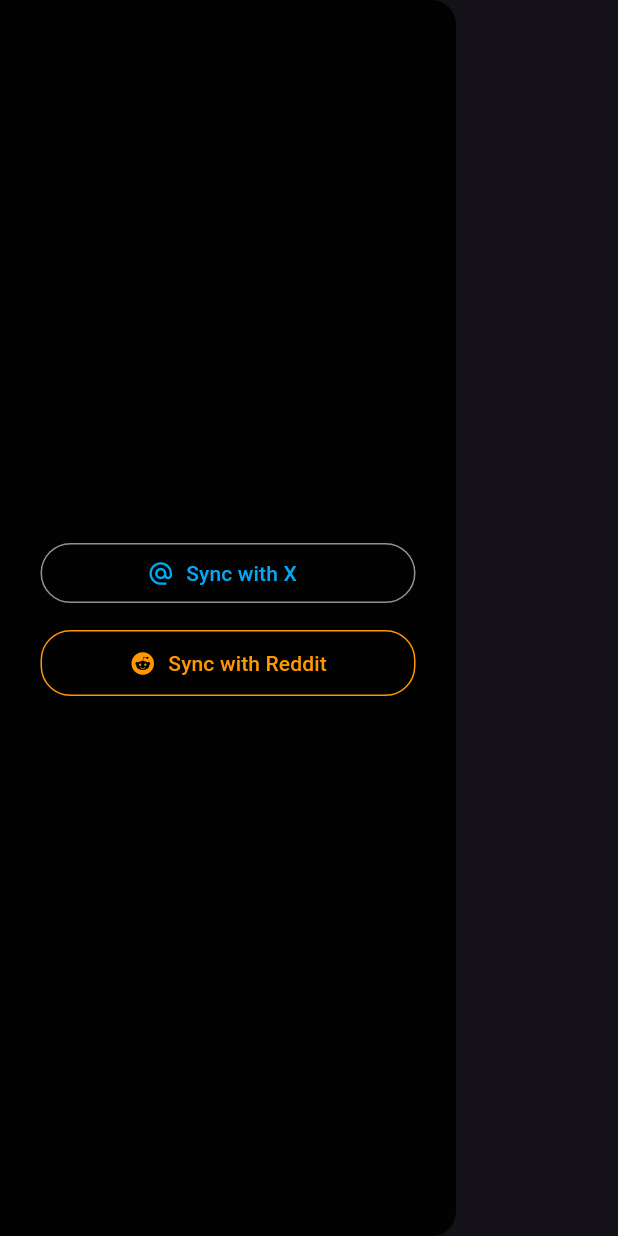
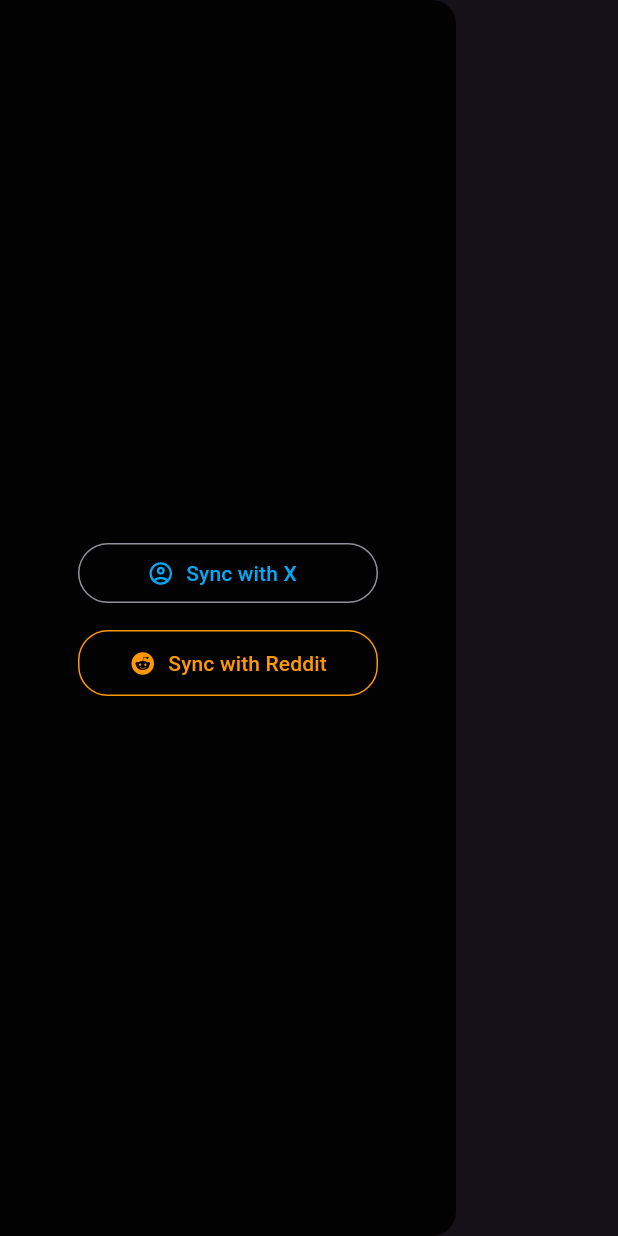
Before and after one commit to ExMe4/BluFeed, a Flutter app: the CustomDrawer widget shown alone on an empty page, opened directly, on a phone screen of 412 x 824 dp. Run offline on Flutter 3.47's test engine with Material 3 defaults, Android fonts, the phone set to English and light mode, and no system bars; our stand-ins replace flutter_dotenv, google_sign_in, shared_preferences; missing offline and left inert: flutter_web_auth; accounts and stored records are empty; network calls fail.

Commit message:
[frontend] fix box size and icon

```diff
--- a/frontend/lib/widgets/custom_drawer.dart
+++ b/frontend/lib/widgets/custom_drawer.dart
@@ -23,9 +23,9 @@ class _CustomDrawerState extends State<CustomDrawer> {
           mainAxisSize: MainAxisSize.min,
           children: [
             SizedBox(
-              width: 250,
+              width: 200,
               child: OutlinedButton.icon(
-                icon: const Icon(Icons.alternate_email, color: Colors.lightBlue),
+                icon: const Icon(Icons.account_circle_outlined, color: Colors.lightBlue),
                 label: _isLoggingInTwitter
                     ? const SizedBox(
                   width: 16,
@@ -50,7 +50,7 @@ class _CustomDrawerState extends State<CustomDrawer> {
             ),
             const SizedBox(height: 12),
             SizedBox(
-              width: 250,
+              width: 200,
               child: OutlinedButton.icon(
                 icon: const Icon(Icons.reddit, color: Colors.orange),
                 label: _isLoggingInReddit
```
